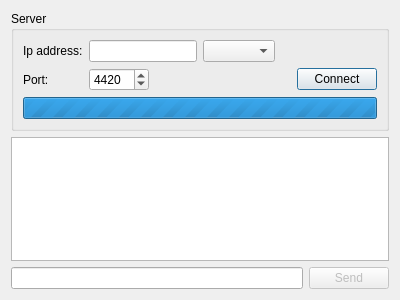
First picture: the form in client/clientdialog.ui, repository l3enQ/QtNetworkBroadcast, before the edit.
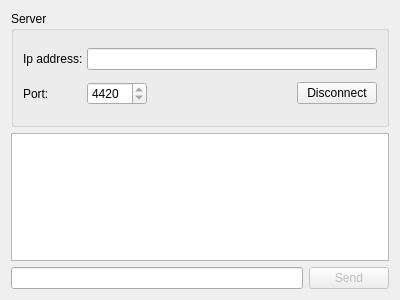
Second picture: the form after the edit. The open tabs and pages were chosen to show the change.

Commit message:
disconnect added to client
ux improved for better user experience

```diff
--- a/client/clientdialog.ui
+++ b/client/clientdialog.ui
@@ -21,6 +21,28 @@
      </property>
      <layout class="QVBoxLayout" name="verticalLayout">
       <item>
+       <widget class="QStackedWidget" name="stackedWidget">
+        <property name="currentIndex">
+         <number>0</number>
+        </property>
+        <widget class="QWidget" name="page">
+         <layout class="QVBoxLayout" name="verticalLayout_3">
+          <property name="spacing">
+           <number>4</number>
+          </property>
+          <property name="leftMargin">
+           <number>0</number>
+          </property>
+          <property name="topMargin">
+           <number>0</number>
+          </property>
+          <property name="rightMargin">
+           <number>0</number>
+          </property>
+          <property name="bottomMargin">
+           <number>0</number>
+          </property>
+          <item>
        <layout class="QHBoxLayout" name="horizontalLayout_2">
         <item>
          <widget class="QLabel" name="lHost">
@@ -30,36 +52,23 @@
             <height>0</height>
            </size>
           </property>
-          <property name="text">
-           <string>Ip address:</string>
-          </property>
-         </widget>
-        </item>
-        <item>
-         <widget class="QLineEdit" name="leHost">
-          <property name="sizePolicy">
-           <sizepolicy hsizetype="Preferred" vsizetype="Fixed">
-            <horstretch>0</horstretch>
-            <verstretch>0</verstretch>
-           </sizepolicy>
-          </property>
-         </widget>
-        </item>
-        <item>
-         <widget class="QComboBox" name="cbxHosts"/>
-        </item>
-        <item>
-         <spacer name="horizontalSpacer_2">
-          <property name="orientation">
-           <enum>Qt::Horizontal</enum>
-          </property>
-          <property name="sizeHint" stdset="0">
+              <property name="maximumSize">
            <size>
-            <width>40</width>
-            <height>20</height>
-           </size>
-          </property>
-         </spacer>
+                <width>60</width>
+                <height>16777215</height>
+               </size>
+              </property>
+              <property name="text">
+               <string>Ip address:</string>
+              </property>
+             </widget>
+            </item>
+            <item>
+             <widget class="QComboBox" name="cbxHosts">
+              <property name="editable">
+               <bool>true</bool>
+              </property>
+             </widget>
         </item>
        </layout>
       </item>
@@ -73,6 +82,12 @@
             <height>0</height>
            </size>
           </property>
+              <property name="maximumSize">
+               <size>
+                <width>60</width>
+                <height>16777215</height>
+               </size>
+              </property>
           <property name="text">
            <string>Port:</string>
           </property>
@@ -130,6 +145,133 @@
         <property name="textVisible">
          <bool>false</bool>
         </property>
+           </widget>
+          </item>
+         </layout>
+        </widget>
+        <widget class="QWidget" name="page_2">
+         <layout class="QVBoxLayout" name="verticalLayout_4">
+          <property name="spacing">
+           <number>4</number>
+          </property>
+          <property name="leftMargin">
+           <number>0</number>
+          </property>
+          <property name="topMargin">
+           <number>0</number>
+          </property>
+          <property name="rightMargin">
+           <number>0</number>
+          </property>
+          <property name="bottomMargin">
+           <number>0</number>
+          </property>
+          <item>
+           <layout class="QHBoxLayout" name="horizontalLayout_5">
+            <item>
+             <widget class="QLabel" name="lHost_2">
+              <property name="minimumSize">
+               <size>
+                <width>60</width>
+                <height>0</height>
+               </size>
+              </property>
+              <property name="maximumSize">
+               <size>
+                <width>60</width>
+                <height>16777215</height>
+               </size>
+              </property>
+              <property name="text">
+               <string>Ip address:</string>
+              </property>
+             </widget>
+            </item>
+            <item>
+             <widget class="QLineEdit" name="leHost">
+              <property name="sizePolicy">
+               <sizepolicy hsizetype="Preferred" vsizetype="Fixed">
+                <horstretch>0</horstretch>
+                <verstretch>0</verstretch>
+               </sizepolicy>
+              </property>
+              <property name="readOnly">
+               <bool>true</bool>
+              </property>
+             </widget>
+            </item>
+           </layout>
+          </item>
+          <item>
+           <layout class="QHBoxLayout" name="horizontalLayout_4">
+            <item>
+             <widget class="QLabel" name="lPort_2">
+              <property name="minimumSize">
+               <size>
+                <width>60</width>
+                <height>0</height>
+               </size>
+              </property>
+              <property name="maximumSize">
+               <size>
+                <width>60</width>
+                <height>16777215</height>
+               </size>
+              </property>
+              <property name="text">
+               <string>Port:</string>
+              </property>
+             </widget>
+            </item>
+            <item>
+             <widget class="QSpinBox" name="spbxPort_2">
+              <property name="enabled">
+               <bool>true</bool>
+              </property>
+              <property name="minimumSize">
+               <size>
+                <width>60</width>
+                <height>0</height>
+               </size>
+              </property>
+              <property name="readOnly">
+               <bool>true</bool>
+              </property>
+              <property name="minimum">
+               <number>80</number>
+              </property>
+              <property name="maximum">
+               <number>9999</number>
+              </property>
+              <property name="value">
+               <number>4420</number>
+              </property>
+             </widget>
+            </item>
+            <item>
+             <spacer name="horizontalSpacer_3">
+              <property name="orientation">
+               <enum>Qt::Horizontal</enum>
+              </property>
+              <property name="sizeHint" stdset="0">
+               <size>
+                <width>121</width>
+                <height>20</height>
+               </size>
+              </property>
+             </spacer>
+            </item>
+            <item>
+             <widget class="QPushButton" name="btnDisconnect">
+              <property name="text">
+               <string>Disconnect</string>
+              </property>
+             </widget>
+            </item>
+           </layout>
+          </item>
+         </layout>
+        </widget>
        </widget>
       </item>
      </layout>
```
Lines whose indentation alone changed are shown as unchanged. The commit also changes 4 other files.
